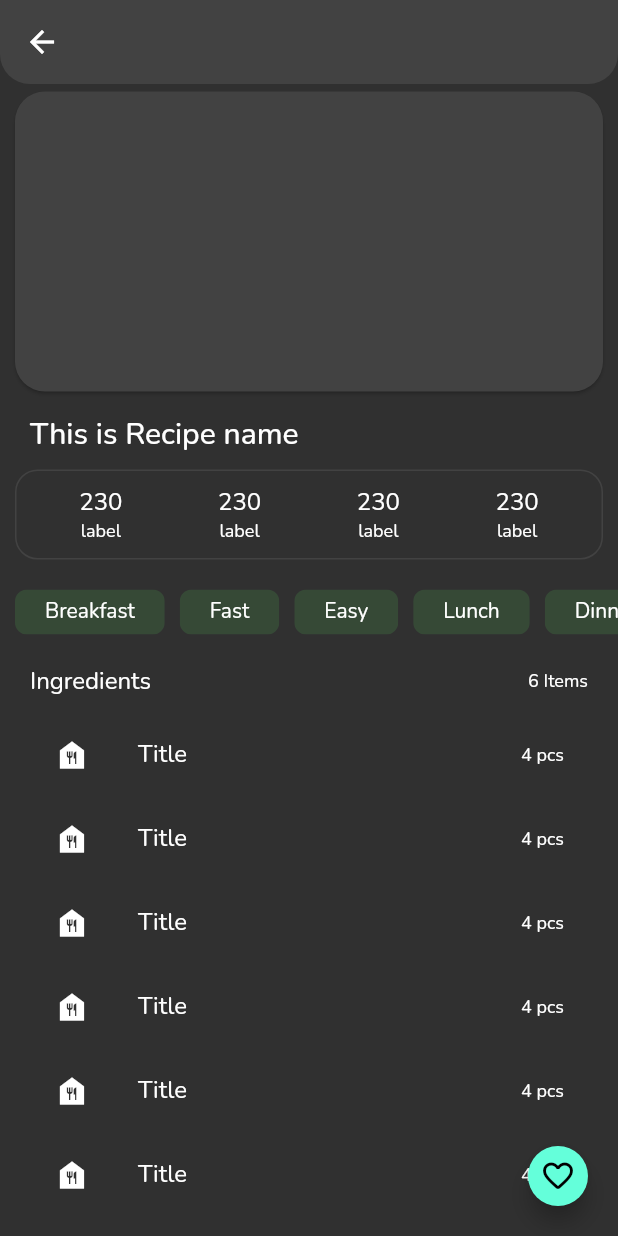
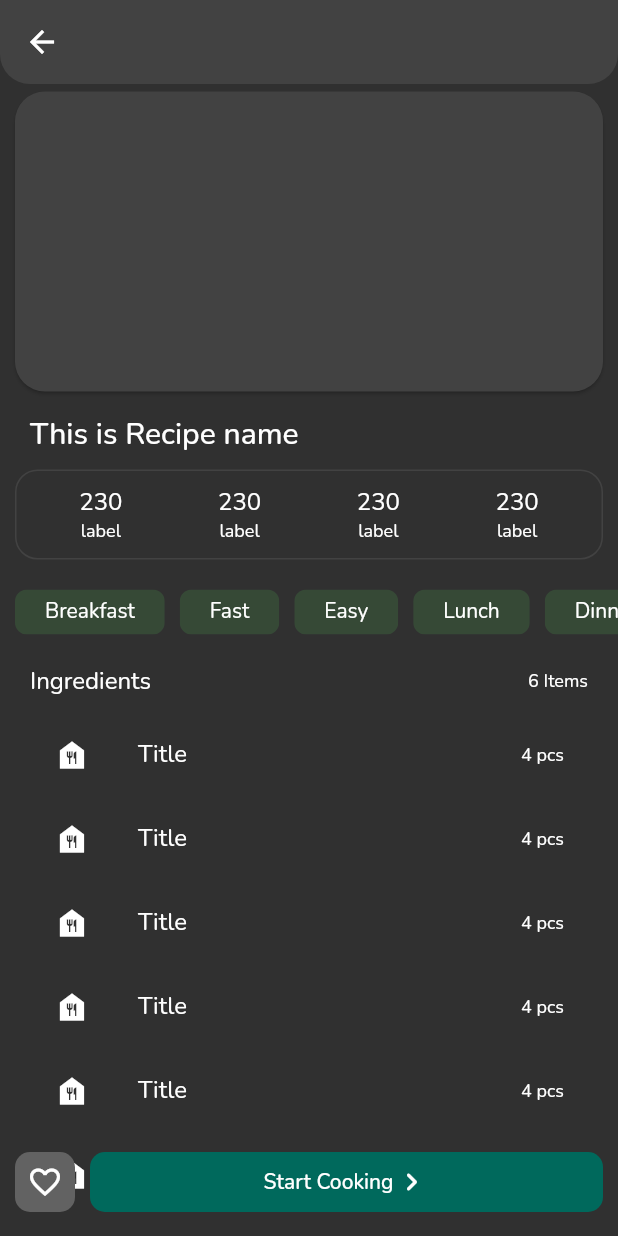
Before and after one commit to santoshakil/recipe_ir, a Flutter app: the RecipeView screen opened directly, on a phone screen of 412 x 824 dp. Run offline on Flutter 3.47's test engine with Material 2 defaults, Android fonts, the phone set to English and light mode, and no system bars; our stand-ins replace google_fonts; generated files the repository leaves out were written again.

Commit message:
floating button in reciepe screen

```diff
--- a/lib/src/screens/recipe/components/button.dart
+++ b/lib/src/screens/recipe/components/button.dart
@@ -5,9 +5,56 @@ class RecipeButton extends StatelessWidget {
 
   @override
   Widget build(BuildContext context) {
-    return FloatingActionButton.small(
-      child: const Icon(Icons.favorite_outline_rounded),
-      onPressed: () {},
+    return Row(
+      children: [
+        Padding(
+          padding: const EdgeInsets.only(left: 10),
+          child: ClipRRect(
+            borderRadius: BorderRadius.circular(10),
+            child: Material(
+              borderRadius: BorderRadius.circular(10),
+              child: InkWell(
+                onTap: () {},
+                child: const ColoredBox(
+                  color: Colors.white24,
+                  child: SizedBox(
+                    width: 40,
+                    height: 40,
+                    child: Center(
+                      child: Icon(Icons.favorite_border),
+                    ),
+                  ),
+                ),
+              ),
+            ),
+          ),
+        ),
+        Expanded(
+          child: Padding(
+            padding: const EdgeInsets.symmetric(horizontal: 10),
+            child: SizedBox(
+              height: 40,
+              child: ElevatedButton(
+                style: ElevatedButton.styleFrom(
+                  elevation: 0,
+                  backgroundColor: Colors.teal.shade800,
+                  shape: RoundedRectangleBorder(
+                    borderRadius: BorderRadius.circular(10),
+                  ),
+                ),
+                onPressed: () {},
+                child: Row(
+                  mainAxisAlignment: MainAxisAlignment.center,
+                  children: const [
+                    Text('Start Cooking'),
+                    Icon(Icons.keyboard_arrow_right_rounded)
+                  ],
+                ),
+              ),
+            ),
+          ),
+        ),
+      ],
     );
   }
 }
--- a/lib/src/screens/recipe/recipe.dart
+++ b/lib/src/screens/recipe/recipe.dart
@@ -29,6 +29,7 @@ class RecipeView extends StatelessWidget {
           slivers: [RecipeIngredients()],
         ),
       ),
+      floatingActionButtonLocation: FloatingActionButtonLocation.centerFloat,
       floatingActionButton: const RecipeButton(),
     );
   }
```
